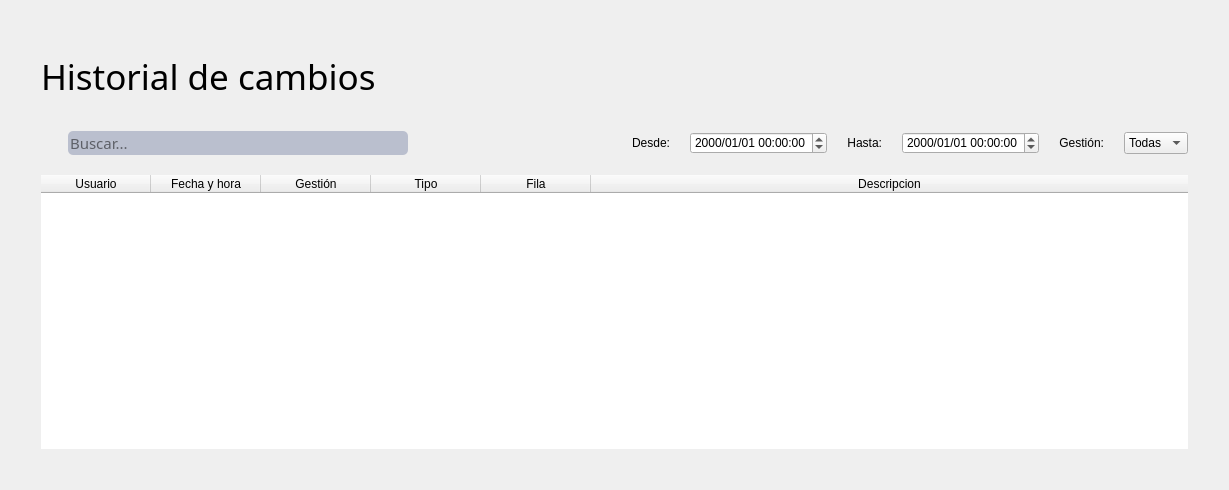
First picture: the form in blustock/ui/screens_uis/historial.ui, repository MaxAPBusiness/Blustock, before the edit.
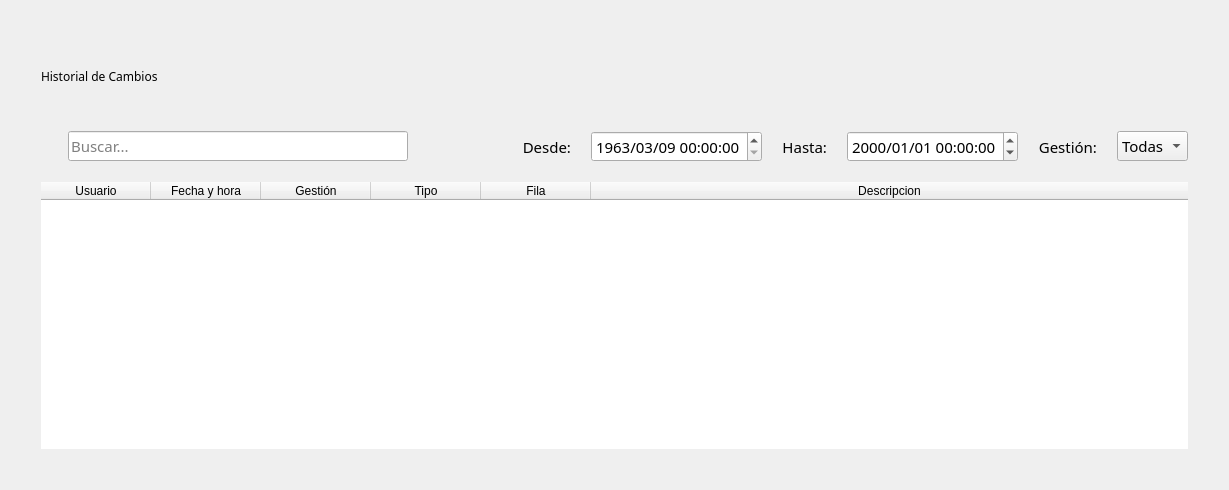
Second picture: the form after the edit. Icons and pictures are not drawn.

```diff
--- a/blustock/ui/screens_uis/historial.ui
+++ b/blustock/ui/screens_uis/historial.ui
@@ -14,134 +14,7 @@
    <string>Form</string>
   </property>
   <property name="styleSheet">
-   <string notr="true">*{
-    font-family: 'Oswald', sans-serif;
-    font-weight: 400;
-}
-
-QMenuBar{
-    background-color: #293045;
-    padding: 0;    
-    font-size: 14px;
-    color:white;
-}
-
-QMenuBar:item{
-    padding: 17px;
-    border-radius: 10px;
-
-}
-
-QMenuBar:item:selected{
-    background-color: #768AC5;
-    color:black;
-    border-radius: 5px;
-    margin: 10px;
-    
-    
-
-}
-
-QMenu{
-    background-color: #293045;
-
-    color: white;
-}
-
-QMenu:item{
-    padding: 5px;
-    border-radius: 5px;
-}
-
-QMenu:item:selected{
-    background-color: #768AC5;
-    color:white;
-
-}
-Qmenu#icon{
-   icon:size 40px; 
-    
-}
-
-
-QRadioButton:indicator{
-    border-style: solid;
-    border-color:  #293045;
-    border-radius: 6%;
-    border-width:  2px;
-    background-color: #BABFCE;
-}
-QRadioButton::indicator:checked{
-    background-color: #768AC5;
-}
-
-#label{
-    font-size: 35px;
-}
-
-#usuariosLabel{
-    font-size: 14px;
-}
-
-#contraseALabel{
-    font-size: 14px;
-}
-
-#usuariosLineEdit{
-    width: 170px;
-    height: 20px;
-    border-radius: 10px;
-}
-
-#passwordLineEdit{
-    width: 170px;
-    height: 20px;
-    border-radius: 10px;
-}
-
-#labelprofesores{
-    font-size: 26px;
-}
-
-QLineEdit{
-    border-radius: 5px;
-    background-color: #BABFCE;
-    
-}
-
-#title{
-    width: 100px;
-    height: 200px;
-}
-
-
-
-QPushButton{
-    border-color:#293045;
-    border-style: solid;
-    border-width: 1px;
-    border-radius: 6px;
-    background-color: #293045;
-    color:#ffffff;
-    padding: 3px 8px;
-
-}
-QPushButton:hover{
-    background-color:#768AC5;
-    color:#293045;
-}
-QPushButton:pressed {
-    background-color: #293045;
-
-}
-
-#pushButton_5{
-    padding: 10px;
-    background-color: #768AC5;
-    border-radius: 15%;
-}
-
-</string>
+   <string notr="true"/>
   </property>
   <layout class="QHBoxLayout" name="horizontalLayout">
    <item>
@@ -178,13 +51,12 @@
        <property name="font">
         <font>
          <family>Oswald,sans-serif</family>
-         <pointsize>-1</pointsize>
          <weight>50</weight>
          <bold>false</bold>
         </font>
        </property>
        <property name="text">
-        <string>Historial de cambios</string>
+        <string>Historial de Cambios</string>
        </property>
       </widget>
      </item>
@@ -251,6 +123,14 @@
        </item>
        <item>
         <widget class="QLabel" name="label_4">
+         <property name="font">
+          <font>
+           <family>Oswald,sans-serif</family>
+           <pointsize>11</pointsize>
+           <weight>50</weight>
+           <bold>false</bold>
+          </font>
+         </property>
          <property name="text">
           <string>Desde:</string>
          </property>
@@ -261,6 +141,34 @@
        </item>
        <item>
         <widget class="QDateEdit" name="desdeFecha">
+         <property name="font">
+          <font>
+           <family>Oswald,sans-serif</family>
+           <pointsize>11</pointsize>
+           <weight>50</weight>
+           <bold>false</bold>
+          </font>
+         </property>
+         <property name="dateTime">
+          <datetime>
+           <hour>19</hour>
+           <minute>6</minute>
+           <second>30</second>
+           <year>1963</year>
+           <month>3</month>
+           <day>9</day>
+          </datetime>
+         </property>
+         <property name="minimumDateTime">
+          <datetime>
+           <hour>19</hour>
+           <minute>6</minute>
+           <second>30</second>
+           <year>1963</year>
+           <month>3</month>
+           <day>9</day>
+          </datetime>
+         </property>
          <property name="displayFormat">
           <string>yyyy/MM/dd HH:mm:ss</string>
          </property>
@@ -268,6 +176,14 @@
        </item>
        <item>
         <widget class="QLabel" name="label_5">
+         <property name="font">
+          <font>
+           <family>Oswald,sans-serif</family>
+           <pointsize>11</pointsize>
+           <weight>50</weight>
+           <bold>false</bold>
+          </font>
+         </property>
          <property name="text">
           <string>Hasta:</string>
          </property>
@@ -278,6 +194,24 @@
        </item>
        <item>
         <widget class="QDateEdit" name="hastaFecha">
+         <property name="font">
+          <font>
+           <family>Oswald,sans-serif</family>
+           <pointsize>11</pointsize>
+           <weight>50</weight>
+           <bold>false</bold>
+          </font>
+         </property>
+         <property name="minimumDateTime">
+          <datetime>
+           <hour>19</hour>
+           <minute>6</minute>
+           <second>30</second>
+           <year>1963</year>
+           <month>3</month>
+           <day>9</day>
+          </datetime>
+         </property>
          <property name="displayFormat">
           <string>yyyy/MM/dd HH:mm:ss</string>
          </property>
@@ -285,6 +219,14 @@
        </item>
        <item>
         <widget class="QLabel" name="label_8">
+         <property name="font">
+          <font>
+           <family>Oswald,sans-serif</family>
+           <pointsize>11</pointsize>
+           <weight>50</weight>
+           <bold>false</bold>
+          </font>
+         </property>
          <property name="text">
           <string>Gestión:</string>
          </property>
@@ -295,6 +237,14 @@
        </item>
        <item>
         <widget class="QComboBox" name="listaGestion">
+         <property name="font">
+          <font>
+           <family>Oswald,sans-serif</family>
+           <pointsize>11</pointsize>
+           <weight>50</weight>
+           <bold>false</bold>
+          </font>
+         </property>
          <item>
           <property name="text">
            <string>Todas</string>
```
